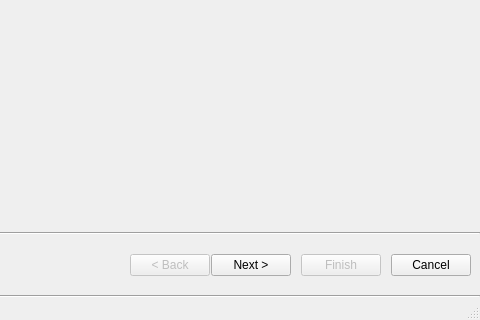
Qt form src/tools/vrcw/vrconfwizard.ui (hlrs-vis/covise) before a commit; both pictures show x 620 to 1100 and y 480 to 800 of the 1100 by 800 pixel window.
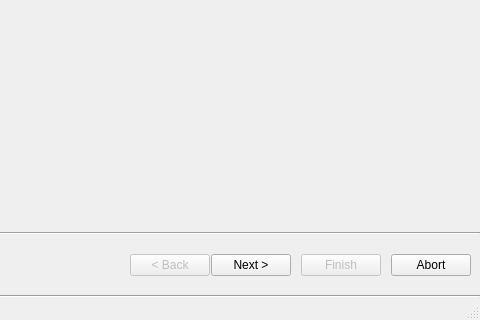
The same form after that commit.

Commit message: change button text in VRConfWizard (Cancel to Abort) and in MessageBoxes (Yes to Abort, Add, Exit, Remove)

Patch:
```diff
--- a/src/tools/vrcw/vrconfwizard.ui
+++ b/src/tools/vrcw/vrconfwizard.ui
@@ -259,7 +259,7 @@
             </sizepolicy>
            </property>
            <property name="text">
-            <string>Cancel</string>
+            <string>Abort</string>
            </property>
           </widget>
          </item>
```
Left out of the diff: 12 changed lines with no effect on the pictures. The commit also changes 4 other files.
